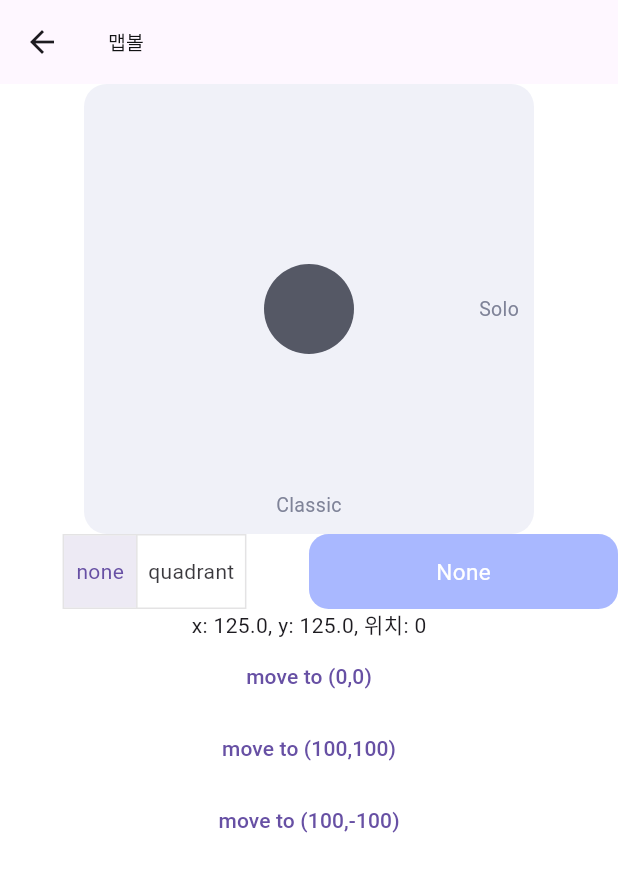
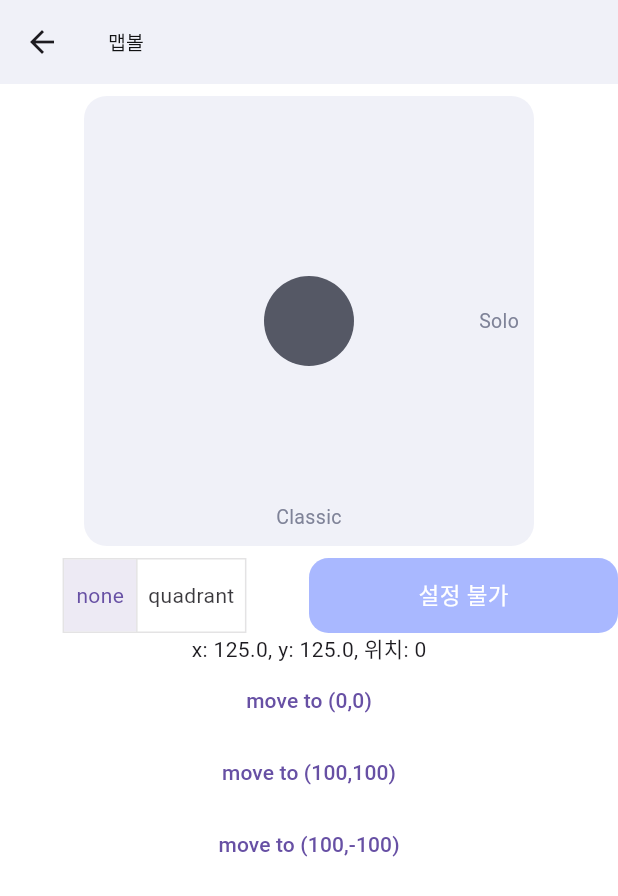
Before and after one commit to kimtaeyoon20031220/group-gallery, a Flutter app: the MapBallScreen screen opened by its route, after a tap on "none", on a phone screen of 412 x 824 dp. Shown: the top 896 px of the screen. Run offline on Flutter 3.47's test engine with Material 3 defaults, Android fonts, the light colour scheme and no system bars; our stand-ins replace carousel_slider, flutter_cache_manager, flutter_svg, logger, shimmer; Roboto replaces fonts that are missing (Pretendard).

Commit message:
[ADD] 토스 Segmented Picker 애니메이션 구현

```diff
--- a/lib/screens/mapBallScreen.dart
+++ b/lib/screens/mapBallScreen.dart
@@ -24,6 +24,7 @@ class _MapBallScreenState extends State<MapBallScreen> {
     return Scaffold(
       backgroundColor: Colors.white,
       appBar: AppBar(
+        backgroundColor: CustomColor.greyLightest,
         title: Text("맵볼", style: style[TextType.footnote]),
       ),
       body: SafeArea(
@@ -31,7 +32,9 @@ class _MapBallScreenState extends State<MapBallScreen> {
           width: double.infinity,
           child: Column(
             children: [
-              MapBall(
+              Padding(
+                padding: const EdgeInsets.all(8.0),
+                child: MapBall(
                   key: mapBallKey,
                   width: 300,
                   height: 300,
@@ -44,6 +47,7 @@ class _MapBallScreenState extends State<MapBallScreen> {
                   },
                   initialLoc: [0.0, 0.0],
                   magnetic: isMagnetic,
+                ),
               ),
               Row(
                 children: [
@@ -68,9 +72,9 @@ class _MapBallScreenState extends State<MapBallScreen> {
                   ),
                   Expanded(
                     child: WideButton(
-                      text: "Magnetic",
-                      inactiveText: "None",
-                      isActivate: isMagnetic,
+                      text: isMagnetic ? "자석 효과" : "효과 없음",
+                      inactiveText: "설정 불가",
+                      isActivate: mapBallKey.currentState?.mapType == MapType.quadrant ? true : false,
                       onTap: () {
                         setState(() {
                           isMagnetic = !isMagnetic;
--- a/lib/screens/workScreen.dart
+++ b/lib/screens/workScreen.dart
@@ -24,7 +24,8 @@ class WorkScreen extends StatelessWidget {
 
     final List<Work> works = [
       Work(title: "토스 문자 인증", icon: "assets/images/toss_logo.png", address: "/toss_verify_code", date: "2025.04.16"),
-      Work(title: "맵볼", icon: "assets/images/toss_logo.png", address: "/map_ball", date: "2025.04.17")
+      Work(title: "맵볼", icon: "assets/images/toss_logo.png", address: "/map_ball", date: "2025.04.17"),
+      Work(title: "토스 Segmented Picker", icon: "assets/images/toss_logo.png", address: "/toss_segmented_picker", date: "2025.04.17")
     ];
 
     return Scaffold(
@@ -84,8 +85,7 @@ class WorkListItem extends StatelessWidget {
                           flex: 1,
                           child: Text(work.title, style: style[TextType.body], softWrap: false, overflow: TextOverflow.fade, maxLines: 1),
                         ),
-                        Expanded(
-                          flex: 1,
+                        Container(
                           child: Text(work.date, style: style[TextType.footnote]?.merge(TextStyle(color: CustomColor.grey)), softWrap: false, overflow: TextOverflow.fade, maxLines: 1, textAlign: TextAlign.end,),
                         ),
                         SvgPicture.asset("assets/icons/chevron-right.svg")
--- a/lib/utils/route.dart
+++ b/lib/utils/route.dart
@@ -1,6 +1,7 @@
 import 'package:flutter/cupertino.dart';
 import 'package:flutter/material.dart';
 import 'package:group_gallery/screens/mapBallScreen.dart';
+import 'package:group_gallery/screens/tossSegmentedPickerScreen.dart';
 import 'package:group_gallery/screens/tossVerifyCodeScreen.dart';
 import 'package:group_gallery/screens/workScreen.dart';
 
@@ -38,6 +39,9 @@ Route pageRoute(settings) {
     }
     case '/map_ball': {
       return pageRouteBuilder(MapBallScreen(), TransitionType.fromRight, settings);
+    }
+    case '/toss_segmented_picker': {
+      return pageRouteBuilder(TossSegmentedPickerScreen(), TransitionType.fromRight, settings);
     }
     default: return pageRouteBuilder(ErrorScreen(), TransitionType.fromBottom, settings);
   }
--- a/lib/widgets/public/wide_button.dart
+++ b/lib/widgets/public/wide_button.dart
@@ -1,4 +1,5 @@
 import 'package:flutter/material.dart';
+import 'package:group_gallery/animations/doridori.dart';
 import 'package:group_gallery/widgets/public/button_darken.dart';
 import 'package:group_gallery/widgets/public/colors.dart';
 import 'package:group_gallery/widgets/public/scalable_button.dart';
@@ -31,11 +32,18 @@ class WideButton extends StatelessWidget {
 
   @override
   Widget build(BuildContext context) {
+    final GlobalKey<DoridoriState> doridoriKey = GlobalKey<DoridoriState>();
     return ScalableButton(
       onTap: () {
+        if (isActivate) {
           onTap?.call();
+        } else {
+          doridoriKey.currentState?.shake();
+        }
       },
-      button: (tapDown) => Stack(
+      button: (tapDown) => Doridori(
+        key: doridoriKey,
+        child: Stack(
           children: [
             AnimatedContainer(
               duration: const Duration(milliseconds: 200),
@@ -73,6 +81,7 @@ class WideButton extends StatelessWidget {
             ButtonDarken(tapDown: tapDown)
           ],
         ),
+      ),
     );
   }
 }
```
Also changed, not shown: lib/screens/tossSegmentedPickerScreen.dart (added, +160 -0 lines). Lines whose indentation alone changed are shown as unchanged.
